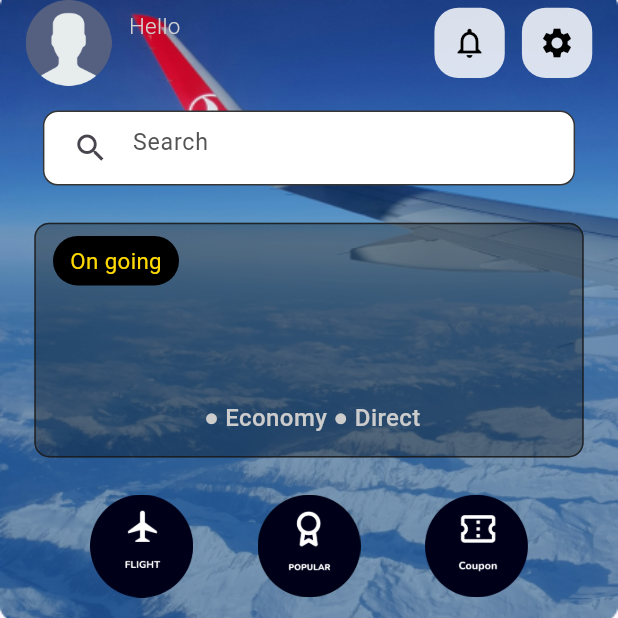
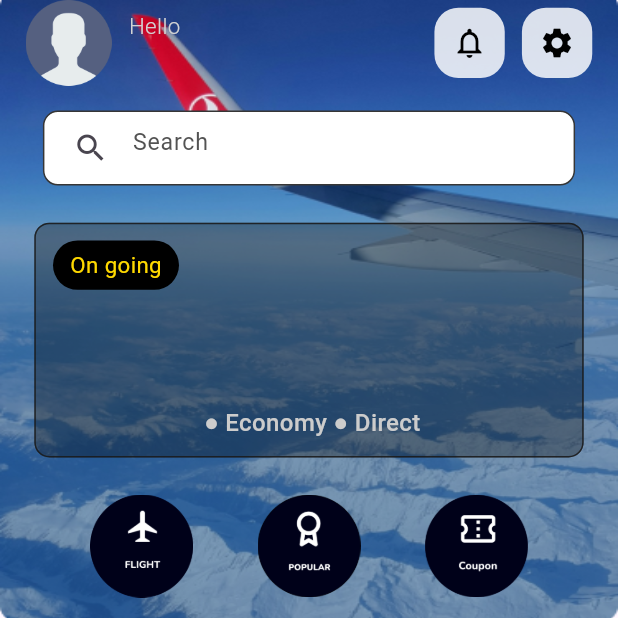
Before and after one commit to kongphop1209/App_TravelBlitz, a Flutter app: the HomePage screen opened by its route, on a phone screen of 412 x 824 dp, the top half of it. Run offline on Flutter 3.47's test engine with Material 3 defaults, Android fonts, the phone set to English and light mode, and no system bars; our stand-ins replace cloud_firestore, firebase_auth, firebase_core, flutter_screenutil, get, google_nav_bar and 2 more; missing offline and left inert: firebase_app_check; accounts and stored records are empty.

Commit message:
Update home_page.dart

```diff
--- a/lib/screens/home_page.dart
+++ b/lib/screens/home_page.dart
@@ -278,7 +278,10 @@ class _HomePageState extends State<HomePage> {
                                   mainAxisAlignment: MainAxisAlignment.center,
                                   children: [
                                     Container(
-                                      margin: EdgeInsets.only(left: 10.w),
+                                      margin: EdgeInsets.only(
+                                        left: 10.w,
+                                        top: 5.h,
+                                      ),
                                       padding: EdgeInsets.symmetric(
                                           horizontal: 10.w, vertical: 5.h),
                                       decoration: BoxDecoration(
```
